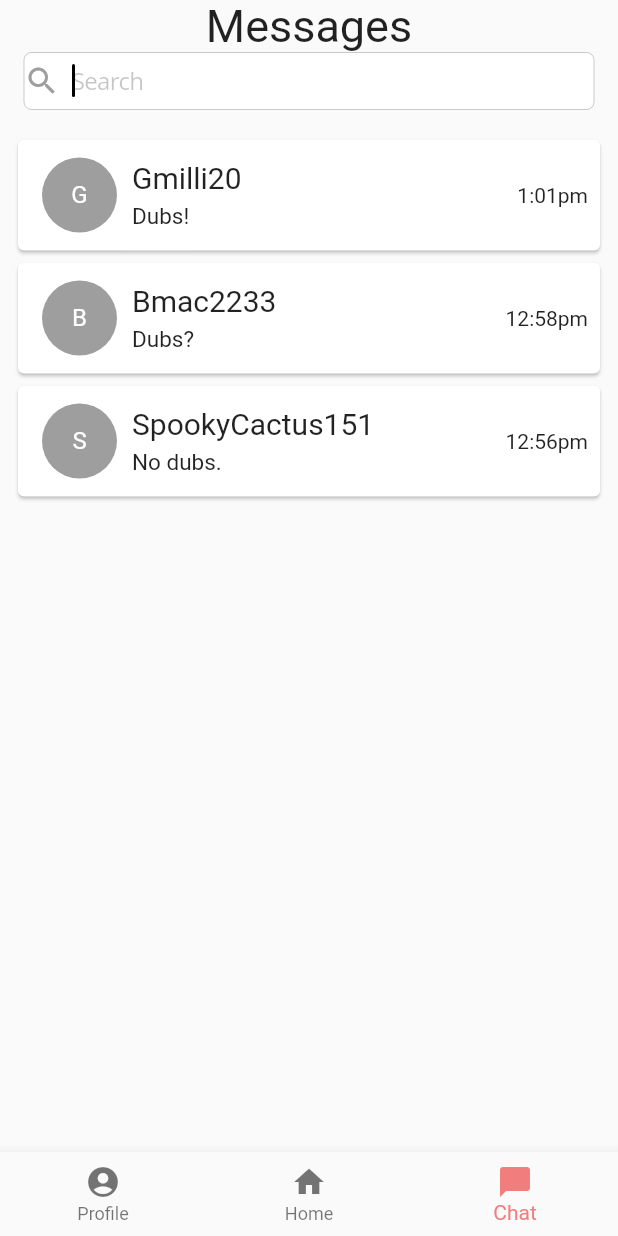
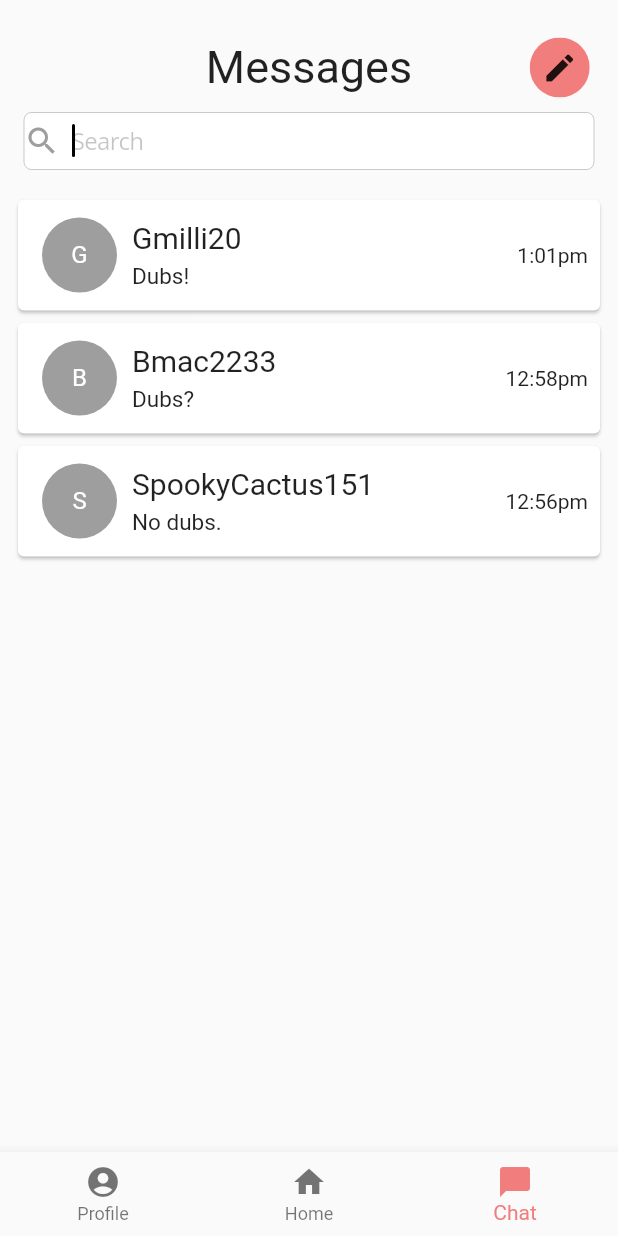
Before and after one commit to gmurr20/dubs_app, a Flutter app: the MainPageNavigationController screen opened directly with empty values, item 3 of the bottom bar chosen, on a phone screen of 412 x 824 dp. Run offline on Flutter 3.47's test engine with Material 2 defaults, Android fonts, the phone set to English and light mode, and no system bars; drawn by our look-alikes of sliding_up_panel; our stand-ins replace bloc, cloud_firestore, equatable, firebase_auth, flutter_bloc, flutter_svg and 2 more; missing offline and left inert: adobe_xd; accounts and stored records are empty; Roboto replaces fonts that are missing (Open Sans).

Commit message:
basic layout of chat

```diff
--- a/lib/screen/chat/chat_page.dart
+++ b/lib/screen/chat/chat_page.dart
@@ -1,3 +1,4 @@
+import 'package:dubs_app/DesignSystem/colors.dart';
 import 'package:dubs_app/DesignSystem/dimensions.dart';
 import 'package:dubs_app/DesignSystem/texts.dart';
 import 'package:dubs_app/logger/log_printer.dart';
@@ -6,6 +7,7 @@ import 'package:dubs_app/model/user.dart';
 import 'package:flutter/cupertino.dart';
 import 'package:flutter/material.dart';
 import 'package:logger/logger.dart';
+import 'package:sliding_up_panel/sliding_up_panel.dart';
 
 class ChatPageInput {
   User user;
@@ -26,6 +28,7 @@ class _ChatPageState extends State<ChatPage> {
   Logger _logger = getLogger("ChatPage");
 
   TextEditingController _searchController = TextEditingController();
+  PanelController _pc = PanelController();
 
   User get _currentUser => widget.input.user;
 
@@ -44,7 +47,23 @@ class _ChatPageState extends State<ChatPage> {
     return false;
   }
 
+  void _onNewMessagePressed() {
+    _pc.open();
+  }
+
   void _search(String searchStr) {}
+
+  // Builds a close button
+  Widget buildCloseButton(BuildContext context) {
+    return IconButton(
+      alignment: Alignment.topLeft,
+      padding: spacer.top.lg + spacer.left.md,
+      icon: Icon(Icons.close),
+      color: Colors.black,
+      iconSize: 28,
+      onPressed: () => _pc.close(),
+    );
+  }
 
   @override
   Widget build(BuildContext context) {
@@ -53,14 +72,48 @@ class _ChatPageState extends State<ChatPage> {
     chats.add(ChatSearchResult("B", "Bmac2233", "Dubs?", "12:58pm", ""));
     chats.add(
         ChatSearchResult("S", "SpookyCactus151", "No dubs.", "12:56pm", ""));
-    return Column(children: [
+    return SlidingUpPanel(
+      header: buildCloseButton(context),
+      controller: _pc,
+      backdropEnabled: true,
+      backdropColor: DarwinWhite,
+      backdropOpacity: .9,
+      backdropTapClosesPanel: true,
+      minHeight: 0,
+      maxHeight: MediaQuery.of(context).size.height,
+      panel: Container(
+          // child:
+          ),
+      body: Column(children: [
         Container(
+            margin: EdgeInsets.only(top: 25, bottom: 10),
+            child: Row(children: [
+              Spacer(flex: 2),
+              Flexible(
+                flex: 3,
+                child: Container(
                   alignment: Alignment.center,
                   child: Text(
                     "Messages",
                     style: TextStyle(fontSize: 30),
                   ),
                 ),
+              ),
+              Spacer(flex: 1),
+              Flexible(
+                flex: 1,
+                child: ClipOval(
+                  child: Material(
+                    color: DarwinRed,
+                    child: InkWell(
+                      child: SizedBox(
+                          width: 40, height: 40, child: Icon(Icons.edit)),
+                      onTap: _onNewMessagePressed,
+                    ),
+                  ),
+                ),
+              )
+            ])),
         Container(
           alignment: Alignment.topLeft,
           padding: spacer.top.none + spacer.bottom.xs,
@@ -143,6 +196,7 @@ class _ChatPageState extends State<ChatPage> {
             },
           ),
         ),
-    ]);
+      ]),
+    );
   }
 }
```
Lines whose indentation alone changed are shown as unchanged.
